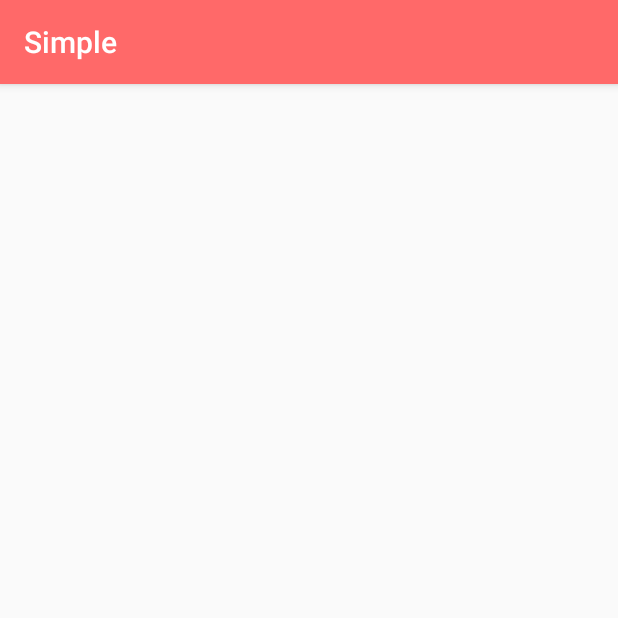
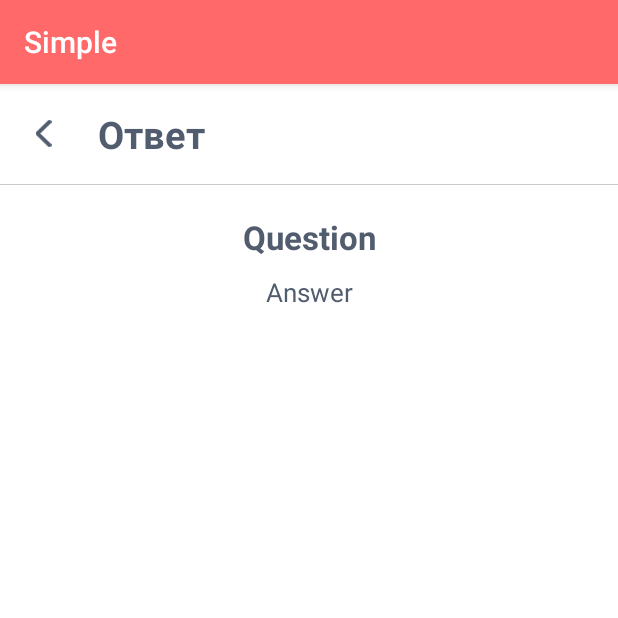
Before and after one commit to muchunzyan/SimpleApp, an Android app: the EachFAQ screen opened directly, with no data from a screen before it, on a phone screen of 412 x 824 dp, the top half of it. Run offline under Robolectric (Android 15) with nearby library versions, the phone set to English and light mode, and no system bars; 2 statements that could not run were skipped.

Commit message:
activity each faq

```diff
--- a/app/src/main/res/layout/activity_each_faq.xml
+++ b/app/src/main/res/layout/activity_each_faq.xml
@@ -1,9 +1,74 @@
 <?xml version="1.0" encoding="utf-8"?>
-<androidx.constraintlayout.widget.ConstraintLayout xmlns:android="http://schemas.android.com/apk/res/android"
-    xmlns:app="http://schemas.android.com/apk/res-auto"
+<ScrollView
+    xmlns:android="http://schemas.android.com/apk/res/android"
     xmlns:tools="http://schemas.android.com/tools"
     android:layout_width="match_parent"
     android:layout_height="match_parent"
-    tools:context=".EachFAQ">
+    tools:context=".EachFAQ"
+    android:background="@color/colorWhite">
 
-</androidx.constraintlayout.widget.ConstraintLayout>
+    <RelativeLayout
+        android:layout_width="match_parent"
+        android:layout_height="wrap_content">
+
+        <LinearLayout
+            android:id="@+id/title_lin_lay"
+            android:orientation="horizontal"
+            android:layout_width="match_parent"
+            android:layout_height="wrap_content"
+            android:gravity="center_vertical">
+
+            <ImageView
+                android:id="@+id/btn_back"
+                android:src="@drawable/back"
+                android:layout_width="18dp"
+                android:layout_height="18dp"
+                android:layout_marginStart="20dp"/>
+
+            <TextView
+                android:id="@+id/subject_text"
+                android:text="Ответ"
+                android:textStyle="bold"
+                android:textSize="25sp"
+                android:textColor="#515C6F"
+                android:layout_marginStart="27dp"
+                android:layout_marginTop="16dp"
+                android:layout_marginBottom="16dp"
+                android:layout_width="wrap_content"
+                android:layout_height="wrap_content"/>
+        </LinearLayout>
+
+        <View
+            android:id="@+id/divider"
+            android:layout_width="match_parent"
+            android:layout_height="0.5dp"
+            android:background="#C9C8CD"
+            android:layout_below="@id/title_lin_lay"/>
+
+        <TextView
+            android:id="@+id/e_FAQ_question"
+            android:layout_width="match_parent"
+            android:layout_height="wrap_content"
+            android:text="Question"
+            android:textColor="#515C6F"
+            android:textSize="22sp"
+            android:textStyle="bold"
+            android:gravity="center"
+            android:paddingHorizontal="20dp"
+            android:layout_marginTop="20dp"
+            android:layout_below="@+id/divider"/>
+
+        <TextView
+            android:id="@+id/e_FAQ_answer"
+            android:layout_width="match_parent"
+            android:layout_height="wrap_content"
+            android:text="Answer"
+            android:textColor="#515C6F"
+            android:textSize="17sp"
+            android:gravity="center"
+            android:paddingHorizontal="20dp"
+            android:layout_marginTop="10dp"
+            android:layout_marginBottom="10dp"
+            android:layout_below="@+id/e_FAQ_question"/>
+    </RelativeLayout>
+</ScrollView>
```
